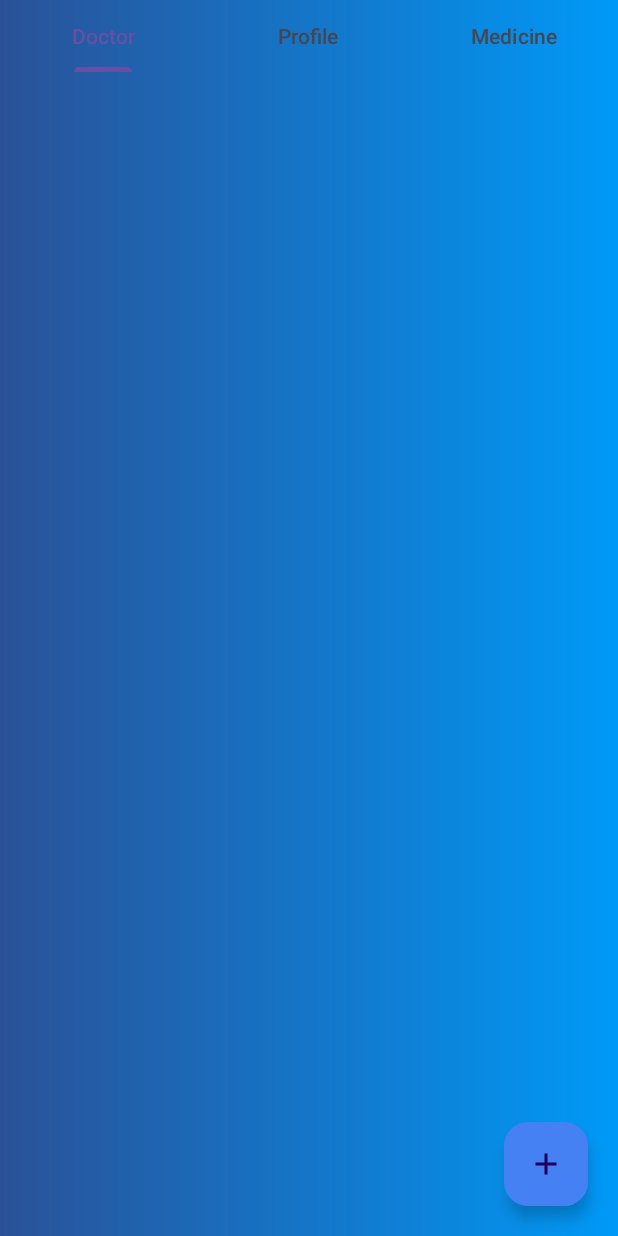
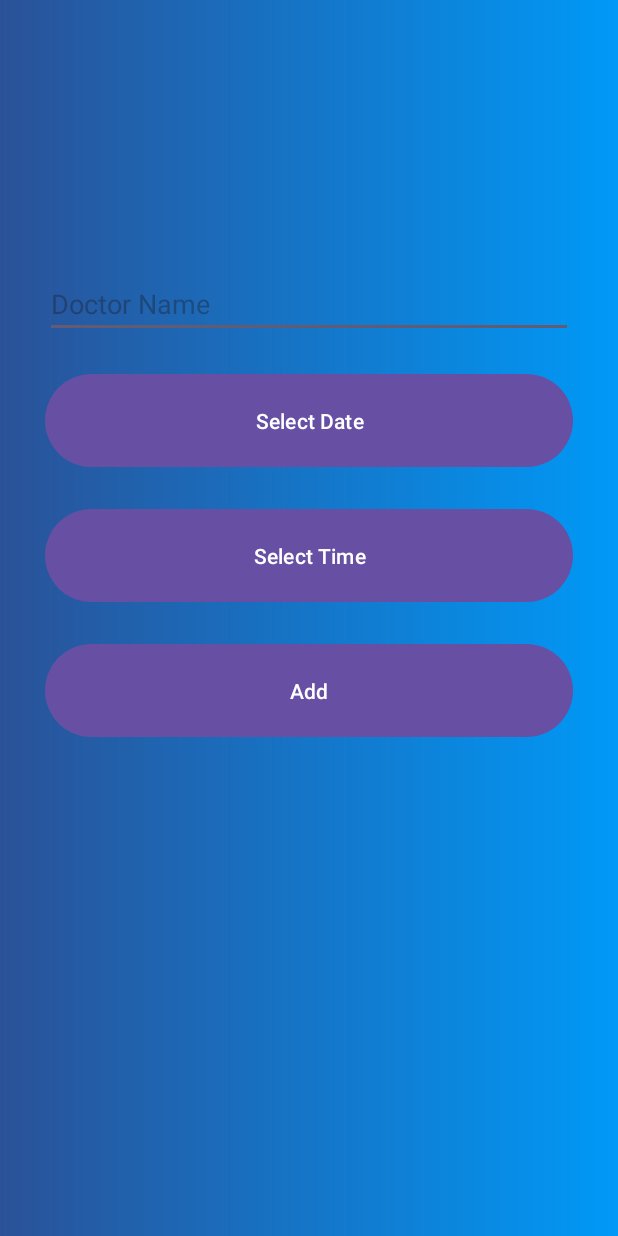
Before and after one commit to Xentomm/Patient-Mobile-App, an Android app: the fragment DoctorFragment placed in its activity, after a tap on an icon or button, on a phone screen of 412 x 824 dp. Run offline under Robolectric (Android 15) with nearby library versions, the phone set to English and light mode, and no system bars.

Commit message:
form and databse

```diff
--- a/app/src/main/AndroidManifest.xml
+++ b/app/src/main/AndroidManifest.xml
@@ -13,6 +13,9 @@
         android:theme="@style/Theme.PatientMobileApp"
         tools:targetApi="31">
         <activity
+            android:name=".AddDoctorActivity"
+            android:exported="false" />
+        <activity
             android:name=".LoginActivity"
             android:exported="true">
             <intent-filter>
--- /dev/null
+++ b/app/src/main/java/com/example/patientmobileapp/AddDoctorActivity.java
@@ -0,0 +1,66 @@
+package com.example.patientmobileapp;
+
+import androidx.appcompat.app.AppCompatActivity;
+
+import android.app.TimePickerDialog;
+import android.app.DatePickerDialog;
+import android.os.Bundle;
+import android.view.View;
+import android.widget.Button;
+import android.widget.DatePicker;
+import android.widget.TimePicker;
+
+import java.util.Calendar;
+
+public class AddDoctorActivity extends AppCompatActivity {
+
+    private Button btnShowDatePicker;
+    private Button btnTimePicker;
+    final Calendar c = Calendar.getInstance();
+    int hour = c.get(Calendar.HOUR_OF_DAY);
+    int minute = c.get(Calendar.MINUTE);
+
+    @Override
+    protected void onCreate(Bundle savedInstanceState) {
+        super.onCreate(savedInstanceState);
+        setContentView(R.layout.activity_add);
+
+        btnShowDatePicker = findViewById(R.id.select_date);
+        btnTimePicker = findViewById(R.id.select_time);
+    }
+
+    public void showDatePickerDialog(View v) {
+        final Calendar calendar = Calendar.getInstance();
+        int year = calendar.get(Calendar.YEAR);
+        int month = calendar.get(Calendar.MONTH);
+        int dayOfMonth = calendar.get(Calendar.DAY_OF_MONTH);
+
+        DatePickerDialog datePickerDialog = new DatePickerDialog(this,
+                new DatePickerDialog.OnDateSetListener() {
+                    @Override
+                    public void onDateSet(DatePicker view, int year, int monthOfYear, int dayOfMonth) {
+                        String selectedDate = dayOfMonth + "/" + (monthOfYear + 1) + "/" + year;
+                        btnShowDatePicker.setText(selectedDate);
+                    }
+                }, year, month, dayOfMonth);
+
+        datePickerDialog.show();
+    }
+
+    public void showTimePickerDialog(View v) {
+        final Calendar calendar = Calendar.getInstance();
+        int hourOfDay = calendar.get(Calendar.HOUR_OF_DAY);
+        int minute = calendar.get(Calendar.MINUTE);
+
+        TimePickerDialog timePickerDialog = new TimePickerDialog(this,  new TimePickerDialog.OnTimeSetListener() {
+                    @Override
+                    public void onTimeSet(TimePicker view, int hourOfDay, int minute) {
+                        String selectedTime = hourOfDay + ":" + minute;
+                        btnTimePicker.setText(selectedTime); // Set selected time on button
+                    }
+                }, hourOfDay, minute, true);
+
+        timePickerDialog.show();
+    }
+
+}
--- a/app/src/main/java/com/example/patientmobileapp/Database.java
+++ b/app/src/main/java/com/example/patientmobileapp/Database.java
@@ -34,5 +34,6 @@ public class Database extends SQLiteOpenHelper {
     @Override
     public void onUpgrade(SQLiteDatabase db, int oldVersion, int newVersion) {
         db.execSQL("DROP TABLE IF EXISTS " + DOCTOR_TABLE_NAME);
+        onCreate(db);
     }
 }
--- a/app/src/main/java/com/example/patientmobileapp/DoctorFragment.java
+++ b/app/src/main/java/com/example/patientmobileapp/DoctorFragment.java
@@ -1,5 +1,6 @@
 package com.example.patientmobileapp;
 
+import android.content.Intent;
 import android.os.Bundle;
 
 import androidx.fragment.app.Fragment;
@@ -26,7 +27,8 @@ public class DoctorFragment extends Fragment {
         doctor_add_button.setOnClickListener(new View.OnClickListener() {
             @Override
             public void onClick(View v) {
-
+                Intent intent = new Intent(getActivity(), AddDoctorActivity.class);
+                startActivity(intent);
             }
         });
 
--- /dev/null
+++ b/app/src/main/res/layout/activity_add.xml
@@ -0,0 +1,54 @@
+<?xml version="1.0" encoding="utf-8"?>
+<androidx.constraintlayout.widget.ConstraintLayout xmlns:android="http://schemas.android.com/apk/res/android"
+    xmlns:app="http://schemas.android.com/apk/res-auto"
+    xmlns:tools="http://schemas.android.com/tools"
+    android:layout_width="match_parent"
+    android:layout_height="match_parent"
+    tools:context=".AddDoctorActivity"
+    android:background="@drawable/gradient_doctor"
+    android:padding="30dp">
+
+    <EditText
+        android:id="@+id/doctor_name"
+        android:layout_width="match_parent"
+        android:layout_height="wrap_content"
+        android:layout_marginTop="150dp"
+        android:ems="10"
+        android:inputType="text"
+        android:hint="Doctor Name"
+        app:layout_constraintEnd_toEndOf="parent"
+        app:layout_constraintStart_toStartOf="parent"
+        app:layout_constraintTop_toTopOf="parent" />
+
+    <Button
+        android:id="@+id/select_date"
+        android:layout_width="match_parent"
+        android:layout_height="70dp"
+        android:layout_marginTop="20dp"
+        android:onClick="showDatePickerDialog"
+        android:text="Select Date"
+        app:layout_constraintTop_toBottomOf="@+id/doctor_name"
+        tools:layout_editor_absoluteX="158dp" />
+
+    <Button
+        android:id="@+id/select_time"
+        android:layout_width="match_parent"
+        android:layout_height="70dp"
+        android:layout_marginTop="20dp"
+        android:onClick="showTimePickerDialog"
+        android:text="Select Time"
+        app:layout_constraintTop_toBottomOf="@+id/select_date"
+        tools:layout_editor_absoluteX="159dp" />
+
+    <Button
+        android:id="@+id/add_appointment"
+        android:layout_width="match_parent"
+        android:layout_height="70dp"
+        android:layout_marginTop="20dp"
+        android:text="Add"
+        android:textAllCaps="false"
+        app:layout_constraintEnd_toEndOf="parent"
+        app:layout_constraintHorizontal_bias="0.483"
+        app:layout_constraintStart_toStartOf="parent"
+        app:layout_constraintTop_toBottomOf="@+id/select_time" />
+</androidx.constraintlayout.widget.ConstraintLayout>
```
